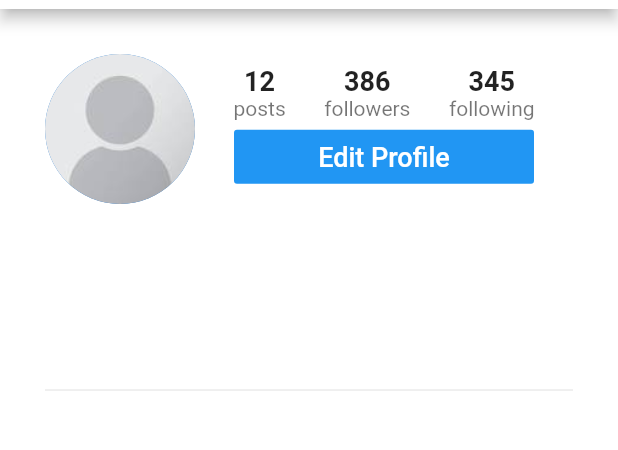
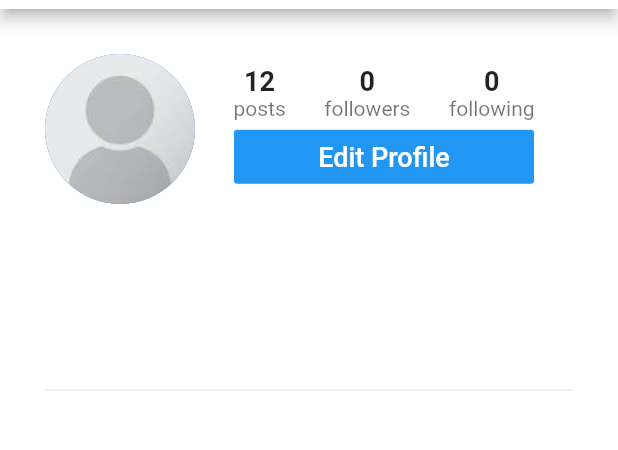
Before and after one commit to ogulcankarayel5/Flutter-Instagram-Clone, a Flutter app: the screen it shows once a user with an empty profile is signed in, swiped to page 5, on a phone screen of 412 x 824 dp, the part 75-525 px from its top. Run offline on Flutter 3.47's test engine with Material 2 defaults, Android fonts, the phone set to English and light mode, and no system bars; our stand-ins replace cached_network_image, cloud_firestore, firebase_auth, firebase_storage, flutter_image_compress, image_picker; accounts and stored records are empty.

Commit message:
follow and unfollow user

```diff
--- a/lib/screens/edit_profile_screen.dart
+++ b/lib/screens/edit_profile_screen.dart
@@ -31,7 +31,7 @@ class _EditProfileScreenState extends State<EditProfileScreen> {
   }
 
   _submit() async {
-    if (_formKey.currentState.validate()) {
+    if (_formKey.currentState.validate() && _isLoading) {
       _formKey.currentState.save();
       setState(() {
         _isLoading = true;
--- a/lib/screens/home_screen.dart
+++ b/lib/screens/home_screen.dart
@@ -30,6 +30,7 @@ class _HomeScreenState extends State<HomeScreen> {
 
   @override
   Widget build(BuildContext context) {
+    final String currentUserId=Provider.of<UserData>(context).currentUserId;
     return Scaffold(
 
       body: PageView(
@@ -39,7 +40,7 @@ class _HomeScreenState extends State<HomeScreen> {
           SearchScreen(),
           CreatePostScreen(),
           ActivityScreen(),
-          ProfileScreen(userId: Provider.of<UserData>(context).currentUserId,),
+          ProfileScreen(currentUserId:currentUserId,userId: currentUserId,),
         ],
         onPageChanged: (int index) {
           setState(() {
--- a/lib/screens/profile_screen.dart
+++ b/lib/screens/profile_screen.dart
@@ -1,20 +1,118 @@
 import 'package:cached_network_image/cached_network_image.dart';
 import 'package:flutter/material.dart';
+import 'package:flutterinstagramclone/models/user_data.dart';
 import 'package:flutterinstagramclone/models/user_model.dart';
+import 'package:flutterinstagramclone/services/database_service.dart';
 import 'package:flutterinstagramclone/utils/constants.dart';
+import 'package:provider/provider.dart';
 
 import 'edit_profile_screen.dart';
 
 class ProfileScreen extends StatefulWidget {
   final String userId;
-
-  ProfileScreen({this.userId});
+  final String currentUserId;
+  ProfileScreen({this.currentUserId,this.userId});
 
   @override
   _ProfileScreenState createState() => _ProfileScreenState();
 }
 
 class _ProfileScreenState extends State<ProfileScreen> {
+  bool isFollowing=false;
+  int followerCount = 0;
+  int followingCount = 0;
+
+
+  _displayButton(User user) {
+    return user.id == Provider.of<UserData>(context).currentUserId
+        ? Container(
+            width: 200.0,
+            child: FlatButton(
+              onPressed: () => Navigator.push(
+                context,
+                MaterialPageRoute(
+                  builder: (_) => EditProfileScreen(
+                    user: user,
+                  ),
+                ),
+              ),
+              color: Colors.blue,
+              textColor: Colors.white,
+              child: Text(
+                'Edit Profile',
+                style: TextStyle(fontSize: 18.0),
+              ),
+            ),
+          )
+        : Container(
+            width: 200.0,
+            child: FlatButton(
+              onPressed: _followOrUnfollow,
+              color: isFollowing ? Colors.grey[200] : Colors.blue,
+              textColor:isFollowing ? Colors.black: Colors.white,
+              child: Text(
+                isFollowing ? 'Unfollow' : 'Follow',
+                style: TextStyle(fontSize: 18.0),
+              ),
+            ),
+          );
+  }
+
+  _followOrUnfollow(){
+    if(isFollowing){
+      _unfollowUser();
+    }
+    else{
+      _followUser();
+    }
+  }
+
+  _unfollowUser(){
+    DatabaseService.unfollowUser(currentUserId: widget.currentUserId,userId: widget.userId);
+    setState(() {
+      isFollowing=false;
+      followerCount--;
+
+    });
+  }
+
+  _followUser(){
+    DatabaseService.followUser(currentUserId:widget.currentUserId, userId:widget.userId);
+    setState(() {
+      isFollowing=true;
+      followerCount++;
+    });
+  }
+  _setupFollowers() async{
+    int userFollowerCount = await DatabaseService.numFollowers(widget.userId);
+    setState(() {
+      followerCount=userFollowerCount;
+    });
+  }
+
+  _setupFollowing() async{
+    int userFollowingCount=await DatabaseService.numFollowing(widget.userId);
+    setState(() {
+      followingCount=userFollowingCount;
+    });
+  }
+
+  @override
+  void initState() {
+    // TODO: implement initState
+    super.initState();
+    _setupIsFollowing();
+    _setupFollowing();
+    _setupFollowers();
+
+  }
+
+  _setupIsFollowing() async{
+    bool isFollowingUser = await DatabaseService.isFollowingUser(currentUserId: widget.currentUserId,userId: widget.userId);
+    setState(() {
+      isFollowing=isFollowingUser;
+    });
+  }
   @override
   Widget build(BuildContext context) {
     return Scaffold(
@@ -77,7 +175,7 @@ class _ProfileScreenState extends State<ProfileScreen> {
                               Column(
                                 children: <Widget>[
                                   Text(
-                                    '386',
+                                    followerCount.toString(),
                                     style: TextStyle(
                                       fontSize: 18.0,
                                       fontWeight: FontWeight.w600,
@@ -92,7 +190,7 @@ class _ProfileScreenState extends State<ProfileScreen> {
                               Column(
                                 children: <Widget>[
                                   Text(
-                                    '345',
+                                    followingCount.toString(),
                                     style: TextStyle(
                                       fontSize: 18.0,
                                       fontWeight: FontWeight.w600,
@@ -106,25 +204,7 @@ class _ProfileScreenState extends State<ProfileScreen> {
                               ),
                             ],
                           ),
-                          Container(
-                            width: 200.0,
-                            child: FlatButton(
-                              onPressed: () => Navigator.push(
-                                context,
-                                MaterialPageRoute(
-                                  builder: (_) => EditProfileScreen(
-                                    user: user,
-                                  ),
-                                ),
-                              ),
-                              color: Colors.blue,
-                              textColor: Colors.white,
-                              child: Text(
-                                'Edit Profile',
-                                style: TextStyle(fontSize: 18.0),
-                              ),
-                            ),
-                          ),
+                          _displayButton(user),
                         ],
                       ),
                     )
--- a/lib/screens/search_screen.dart
+++ b/lib/screens/search_screen.dart
@@ -1,9 +1,11 @@
 import 'package:cached_network_image/cached_network_image.dart';
 import 'package:cloud_firestore/cloud_firestore.dart';
 import 'package:flutter/material.dart';
+import 'package:flutterinstagramclone/models/user_data.dart';
 import 'package:flutterinstagramclone/models/user_model.dart';
 import 'package:flutterinstagramclone/screens/profile_screen.dart';
 import 'package:flutterinstagramclone/services/database_service.dart';
+import 'package:provider/provider.dart';
 
 class SearchScreen extends StatefulWidget {
   @override
@@ -20,13 +22,14 @@ class _SearchScreenState extends State<SearchScreen> {
         radius: 20.0,
         backgroundImage: user.profileImageUrl.isEmpty
             ? AssetImage("assets/images/indir.jpg")
-            : CachedNetworkImageProvider(user.profileImageUrl),
+            : CachedNetworkImageProvider(user.profileImageUrl) ,
       ),
       title: Text(user.name),
       onTap: () => Navigator.push(
           context,
           MaterialPageRoute(
               builder: (_) => ProfileScreen(
+                    currentUserId:Provider.of<UserData>(context).currentUserId,
                     userId: user.id,
                   ))),
     );
--- a/lib/services/database_service.dart
+++ b/lib/services/database_service.dart
@@ -1,5 +1,3 @@
-
-
 import 'package:cloud_firestore/cloud_firestore.dart';
 import 'package:flutterinstagramclone/models/post_model.dart';
 import 'package:flutterinstagramclone/models/user_model.dart';
@@ -14,20 +12,80 @@ class DatabaseService {
     });
   }
 
-  static Future<QuerySnapshot> searchUsers(String name){
-    Future<QuerySnapshot> users=usersRef.where('name',isGreaterThanOrEqualTo: name).getDocuments();
+  static Future<QuerySnapshot> searchUsers(String name) {
+    Future<QuerySnapshot> users =
+        usersRef.where('name', isGreaterThanOrEqualTo: name).getDocuments();
     return users;
   }
 
-  static void createPost(Post post){
-    postsRef.document(post.authorId).collection("usersPosts").add(
-      {
-        'imageUrl':post.imageUrl,
-        'caption':post.caption,
-        'likes':post.likes,
-        'authorId':post.authorId,
-        'timestamp':post.timestamp,
+  static void createPost(Post post) {
+    postsRef.document(post.authorId).collection("usersPosts").add({
+      'imageUrl': post.imageUrl,
+      'caption': post.caption,
+      'likes': post.likes,
+      'authorId': post.authorId,
+      'timestamp': post.timestamp,
+    });
+  }
+
+  static void followUser({String currentUserId, String userId}) {
+    // add user to current user's following collection
+    followingRef
+        .document(currentUserId)
+        .collection('userFollowing')
+        .document(userId)
+        .setData({});
+    //add current user to user's followers collection
+    followersRef
+        .document(userId)
+        .collection('userFollowers')
+        .document(currentUserId)
+        .setData({});
+  }
+
+  static void unfollowUser({String currentUserId, String userId}) {
+    // remove user from current user's following collection
+    followingRef
+        .document(currentUserId)
+        .collection('userFollowing')
+        .document(userId)
+        .get()
+        .then((doc) {
+      if (doc.exists) {
+        doc.reference.delete();
       }
-    );
+    });
+    //remove current user from user's followers collection
+    followersRef
+        .document(userId)
+        .collection('userFollowers')
+        .document(currentUserId)
+        .get()
+        .then((doc) {
+      if (doc.exists) {
+        doc.reference.delete();
+      }
+    });
+  }
+
+  static Future<bool> isFollowingUser(
+      {String currentUserId, String userId}) async {
+
+    DocumentSnapshot followingDoc = await followersRef
+        .document(userId)
+        .collection('userFollowers')
+        .document(currentUserId)
+        .get();
+        return followingDoc.exists;
+  }
+
+  static Future<int> numFollowing(String userId) async {
+    QuerySnapshot followingSnapshot = await followingRef.document(userId).collection('userFollowing').getDocuments();
+    return followingSnapshot.documents.length;
+  }
+
+  static Future<int> numFollowers(String userId) async {
+    QuerySnapshot followersSnapshot=await followersRef.document(userId).collection('userFollowers').getDocuments();
+    return followersSnapshot.documents.length;
   }
 }
--- a/lib/utils/constants.dart
+++ b/lib/utils/constants.dart
@@ -6,3 +6,5 @@ final _firestore = Firestore.instance;
 final storageRef= FirebaseStorage.instance.ref();
 final usersRef = _firestore.collection('users');
 final postsRef=_firestore.collection('posts');
+final followersRef=_firestore.collection('followers');
+final followingRef=_firestore.collection('following');
```
